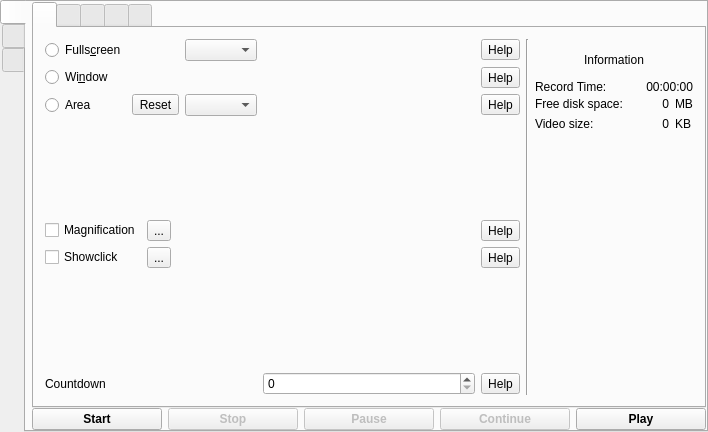
vkohaupt/vokoscreenNG, file src/mainwindow.ui: the form before one commit.
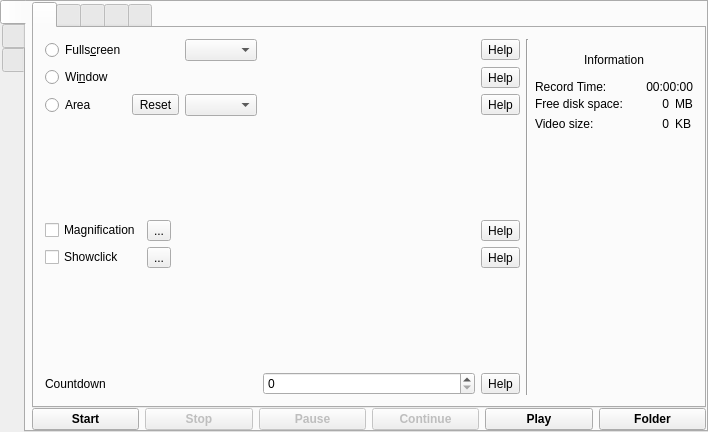
The form after the commit. Icons and pictures are not drawn.

Commit message: add button folder

Diff of the .ui file:
```diff
--- a/src/mainwindow.ui
+++ b/src/mainwindow.ui
@@ -1750,6 +1750,19 @@
             </property>
            </widget>
           </item>
+          <item>
+           <widget class="QPushButton" name="pushButtonScreencastOpenfolder">
+            <property name="font">
+             <font>
+              <weight>75</weight>
+              <bold>true</bold>
+             </font>
+            </property>
+            <property name="text">
+             <string>Folder</string>
+            </property>
+           </widget>
+          </item>
          </layout>
         </item>
        </layout>
```
Left out of the diff: 13 changed lines with no effect on the pictures. The commit also changes 4 other files.
